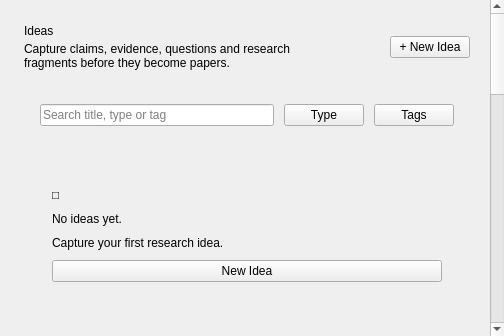
The window that src/research_workspace/presentation/ui/ideas_page.ui (parutarou0718-afk/research-workspace) describes before a commit, drawn with Qt 5.
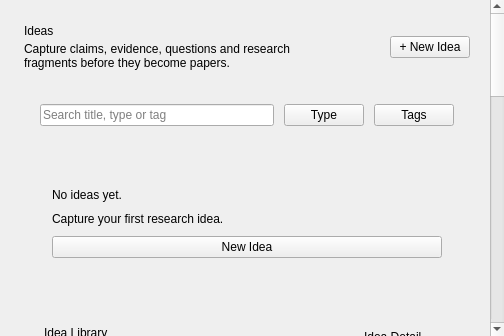
The same window after the commit.

Commit message: fix: correct empty-state rendering

What changed in the file:
```diff
--- a/src/research_workspace/presentation/ui/ideas_page.ui
+++ b/src/research_workspace/presentation/ui/ideas_page.ui
@@ -59,7 +59,6 @@
           <property name="rightMargin"><number>28</number></property>
           <property name="bottomMargin"><number>28</number></property>
           <property name="spacing"><number>10</number></property>
-          <item><widget class="QLabel" name="ideasEmptyIconLabel"><property name="text"><string>□</string></property></widget></item>
           <item><widget class="QLabel" name="ideasEmptyTitleLabel"><property name="text"><string>No ideas yet.</string></property></widget></item>
           <item><widget class="QLabel" name="ideasEmptyBodyLabel"><property name="text"><string>Capture your first research idea.</string></property><property name="wordWrap"><bool>true</bool></property></widget></item>
           <item><widget class="QPushButton" name="ideasEmptyActionButton"><property name="variant"><string>primary</string></property><property name="text"><string>New Idea</string></property></widget></item>
```
The commit also changes 4 other files.
